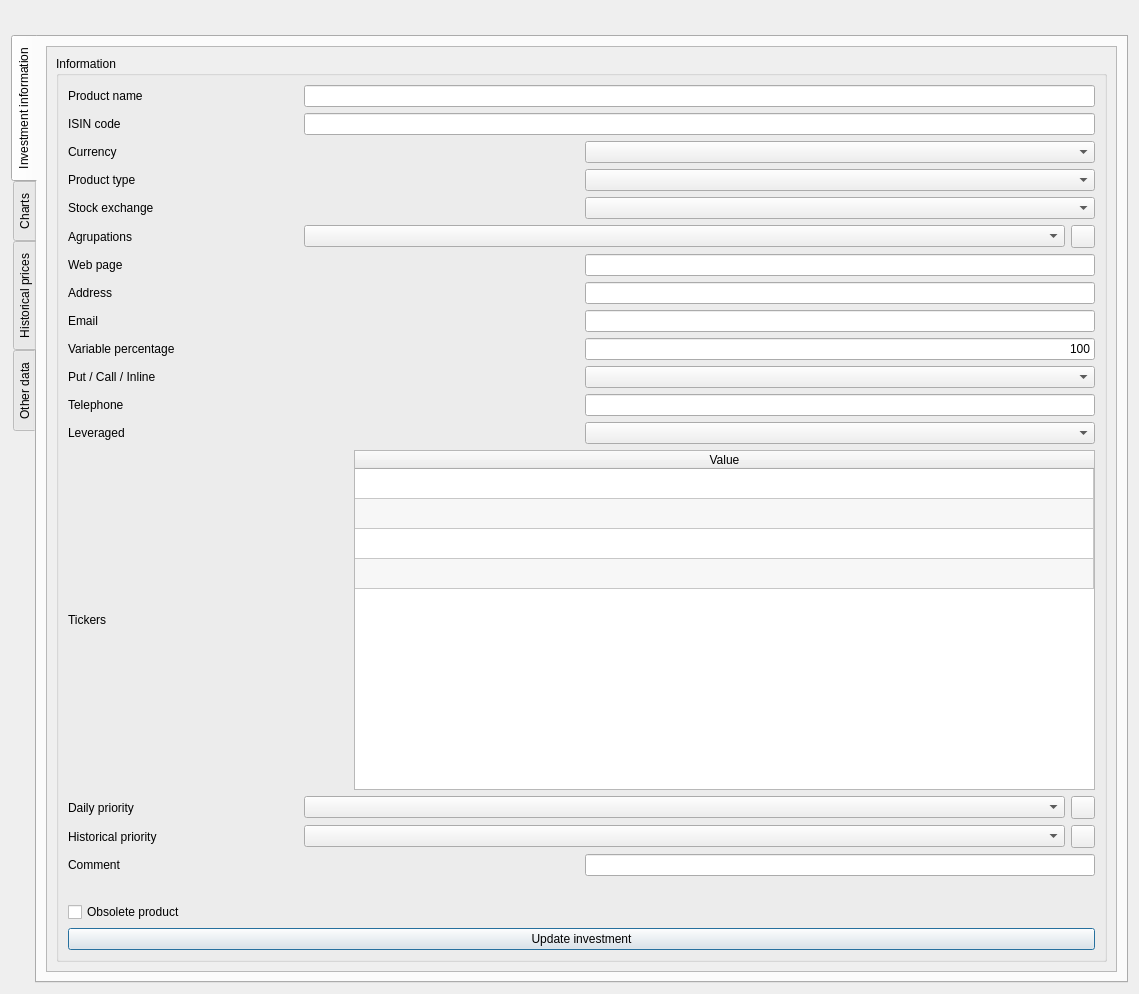
Qt form ui/frmProductReport.ui (turulomio/xulpymoney) before a commit.
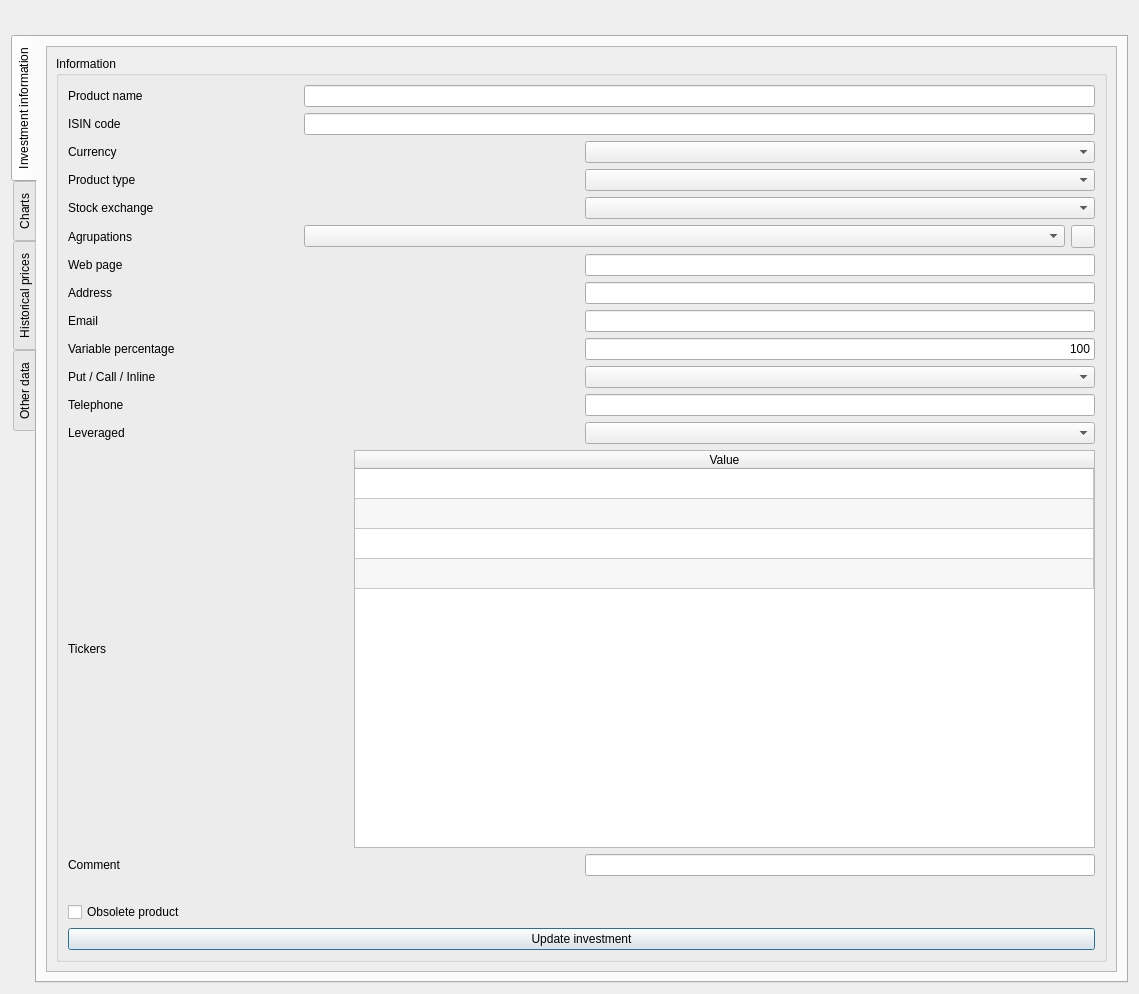
The same form after that commit. The open tabs and pages were chosen to show the change. Icons and pictures are not drawn. Custom widgets are drawn as their Qt base class.

Commit message: Removed priority and priority historical

```diff
--- a/ui/frmProductReport.ui
+++ b/ui/frmProductReport.ui
@@ -527,74 +527,6 @@
                       </item>
                      </layout>
                     </item>
-                    <item>
-                     <layout class="QHBoxLayout" name="horizontalLayout_32">
-                      <item>
-                       <widget class="QLabel" name="label_17">
-                        <property name="sizePolicy">
-                         <sizepolicy hsizetype="Fixed" vsizetype="Preferred">
-                          <horstretch>0</horstretch>
-                          <verstretch>0</verstretch>
-                         </sizepolicy>
-                        </property>
-                        <property name="minimumSize">
-                         <size>
-                          <width>230</width>
-                          <height>0</height>
-                         </size>
-                        </property>
-                        <property name="text">
-                         <string>Daily priority</string>
-                        </property>
-                       </widget>
-                      </item>
-                      <item>
-                       <widget class="QComboBox" name="cmbPriority"/>
-                      </item>
-                      <item>
-                       <widget class="QToolButton" name="cmdPriority">
-                        <property name="icon">
-                         <iconset resource="../images/xulpymoney.qrc">
-                          <normaloff>:/xulpymoney/search.png</normaloff>:/xulpymoney/search.png</iconset>
-                        </property>
-                       </widget>
-                      </item>
-                     </layout>
-                    </item>
-                    <item>
-                     <layout class="QHBoxLayout" name="horizontalLayout_34">
-                      <item>
-                       <widget class="QLabel" name="label_19">
-                        <property name="sizePolicy">
-                         <sizepolicy hsizetype="Fixed" vsizetype="Preferred">
-                          <horstretch>0</horstretch>
-                          <verstretch>0</verstretch>
-                         </sizepolicy>
-                        </property>
-                        <property name="minimumSize">
-                         <size>
-                          <width>230</width>
-                          <height>0</height>
-                         </size>
-                        </property>
-                        <property name="text">
-                         <string>Historical priority</string>
-                        </property>
-                       </widget>
-                      </item>
-                      <item>
-                       <widget class="QComboBox" name="cmbPriorityHistorical"/>
-                      </item>
-                      <item>
-                       <widget class="QToolButton" name="cmdPriorityHistorical">
-                        <property name="icon">
-                         <iconset resource="../images/xulpymoney.qrc">
-                          <normaloff>:/xulpymoney/search.png</normaloff>:/xulpymoney/search.png</iconset>
-                        </property>
-                       </widget>
-                      </item>
-                     </layout>
-                    </item>
                     <item>
                      <layout class="QHBoxLayout" name="horizontalLayout_36">
                       <item>
```
Left out of the diff: 2 changed lines with no effect on the pictures. The commit also changes 6 other files.
